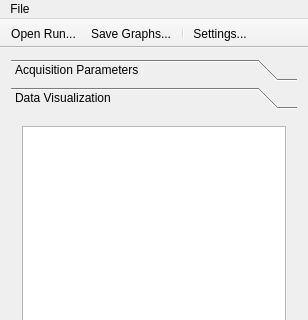
MichaelColonel/BeamComposition-Linux, file mainwindow.ui: the form before one commit; both pictures show x 0 to 308 and y 0 to 320 of the 308 by 776 pixel window.
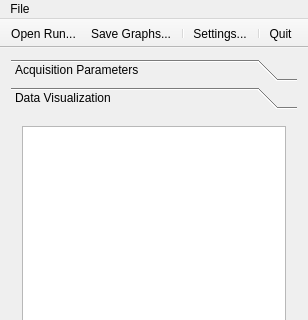
The form after the commit. The open tabs and pages were chosen to show the change. Icons and pictures are not drawn.

The edit to the form file:
```diff
--- a/mainwindow.ui
+++ b/mainwindow.ui
@@ -871,6 +871,8 @@
    <addaction name="actionSaveRun"/>
    <addaction name="separator"/>
    <addaction name="actionSettings"/>
+   <addaction name="separator"/>
+   <addaction name="actionQuit"/>
   </widget>
   <widget class="QStatusBar" name="statusBar"/>
   <action name="actionOpenRun">
```
Left out of the diff: 12 changed lines with no effect on the pictures.
